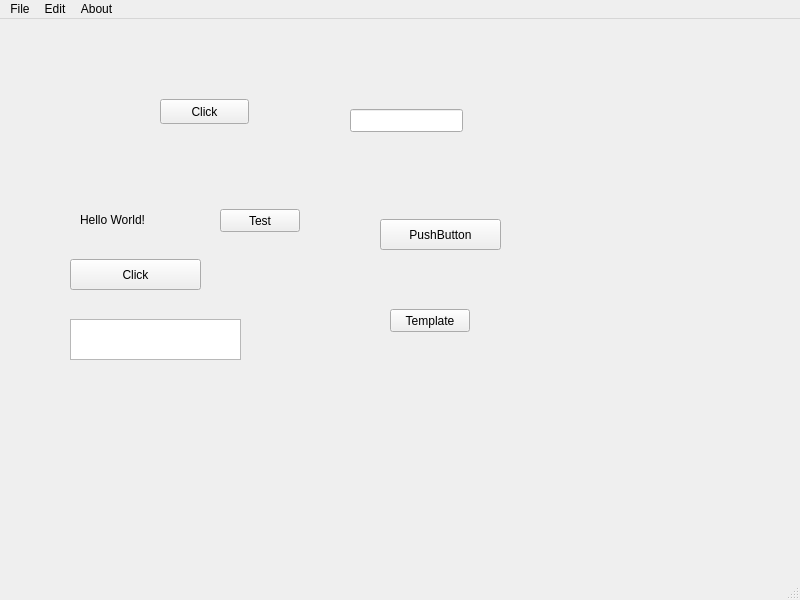
The window that mainwindow.ui (lhf552004/QtCplusplusDemo) describes before a commit, drawn with Qt 5.
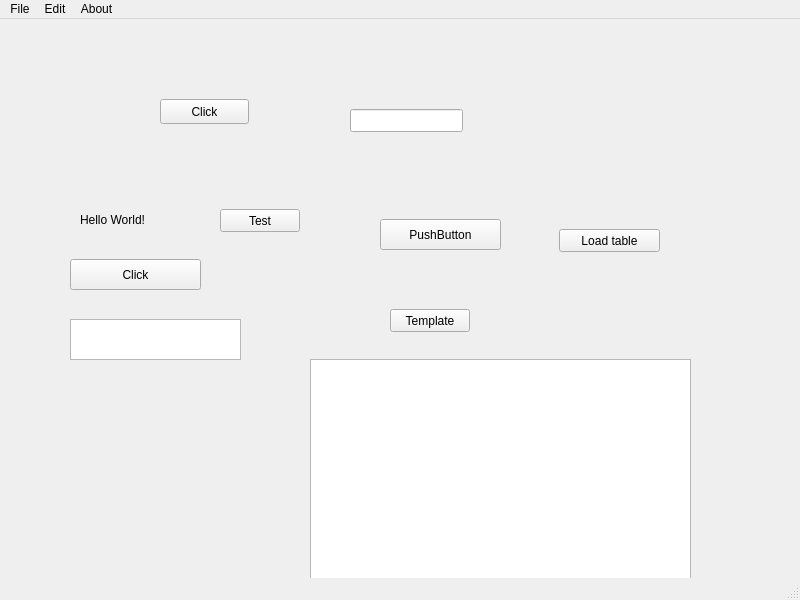
The same window after the commit.

Diff of the .ui file:
```diff
--- a/mainwindow.ui
+++ b/mainwindow.ui
@@ -112,6 +112,29 @@
      <string>Template</string>
     </property>
    </widget>
+   <widget class="QTableView" name="tableView">
+    <property name="geometry">
+     <rect>
+      <x>310</x>
+      <y>340</y>
+      <width>381</width>
+      <height>221</height>
+     </rect>
+    </property>
+   </widget>
+   <widget class="QPushButton" name="loadTableButton">
+    <property name="geometry">
+     <rect>
+      <x>559</x>
+      <y>210</y>
+      <width>101</width>
+      <height>23</height>
+     </rect>
+    </property>
+    <property name="text">
+     <string>Load table</string>
+    </property>
+   </widget>
   </widget>
   <widget class="QMenuBar" name="menubar">
    <property name="geometry">
```
